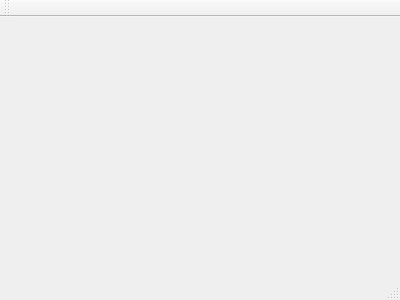
This is lesson_10/QRegExp/mainwindow.ui in Chuvi-w/cpp as Qt 5 draws it before an edit. The edited form follows.
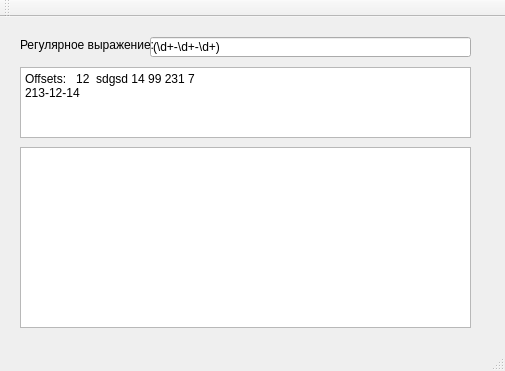
This is the edited form.

```diff
--- a/lesson_10/QRegExp/mainwindow.ui
+++ b/lesson_10/QRegExp/mainwindow.ui
@@ -1,24 +1,90 @@
 <ui version="4.0">
  <class>MainWindow</class>
- <widget class="QMainWindow" name="MainWindow" >
-  <property name="geometry" >
+ <widget class="QMainWindow" name="MainWindow">
+  <property name="geometry">
    <rect>
     <x>0</x>
     <y>0</y>
-    <width>400</width>
-    <height>300</height>
+    <width>505</width>
+    <height>371</height>
    </rect>
   </property>
   <property name="windowTitle" >
    <string>MainWindow</string>
   </property>
-  <widget class="QMenuBar" name="menuBar" />
-  <widget class="QToolBar" name="mainToolBar" />
-  <widget class="QWidget" name="centralWidget" />
-  <widget class="QStatusBar" name="statusBar" />
+  <widget class="QWidget" name="centralWidget">
+   <widget class="QLineEdit" name="regExpEdit">
+    <property name="geometry">
+     <rect>
+      <x>150</x>
+      <y>20</y>
+      <width>321</width>
+      <height>20</height>
+     </rect>
+    </property>
+    <property name="text">
+     <string>(\d+-\d+-\d+)</string>
+    </property>
+   </widget>
+   <widget class="QLabel" name="label">
+    <property name="geometry">
+     <rect>
+      <x>20</x>
+      <y>20</y>
+      <width>141</width>
+      <height>16</height>
+     </rect>
+    </property>
+    <property name="text">
+     <string>Регулярное выражение:</string>
+    </property>
+   </widget>
+   <widget class="QPlainTextEdit" name="srcText">
+    <property name="geometry">
+     <rect>
+      <x>20</x>
+      <y>50</y>
+      <width>451</width>
+      <height>71</height>
+     </rect>
+    </property>
+    <property name="plainText">
+     <string>Offsets:   12  sdgsd 14 99 231 7
+213-12-14</string>
+    </property>
+   </widget>
+   <widget class="QPlainTextEdit" name="resText">
+    <property name="geometry">
+     <rect>
+      <x>20</x>
+      <y>130</y>
+      <width>451</width>
+      <height>181</height>
+     </rect>
+    </property>
+   </widget>
+  </widget>
+  <widget class="QMenuBar" name="menuBar">
+   <property name="geometry">
+    <rect>
+     <x>0</x>
+     <y>0</y>
+     <width>505</width>
+     <height>21</height>
+    </rect>
+   </property>
+  </widget>
+  <widget class="QToolBar" name="mainToolBar">
+   <attribute name="toolBarArea">
+    <enum>TopToolBarArea</enum>
+   </attribute>
+   <attribute name="toolBarBreak">
+    <bool>false</bool>
+   </attribute>
+  </widget>
+  <widget class="QStatusBar" name="statusBar"/>
  </widget>
- <layoutDefault spacing="6" margin="11" />
- <pixmapfunction></pixmapfunction>
+ <layoutdefault spacing="6" margin="11"/>
  <resources/>
  <connections/>
 </ui>
```
Left out of the diff: 3 changed lines with no effect on the pictures.
